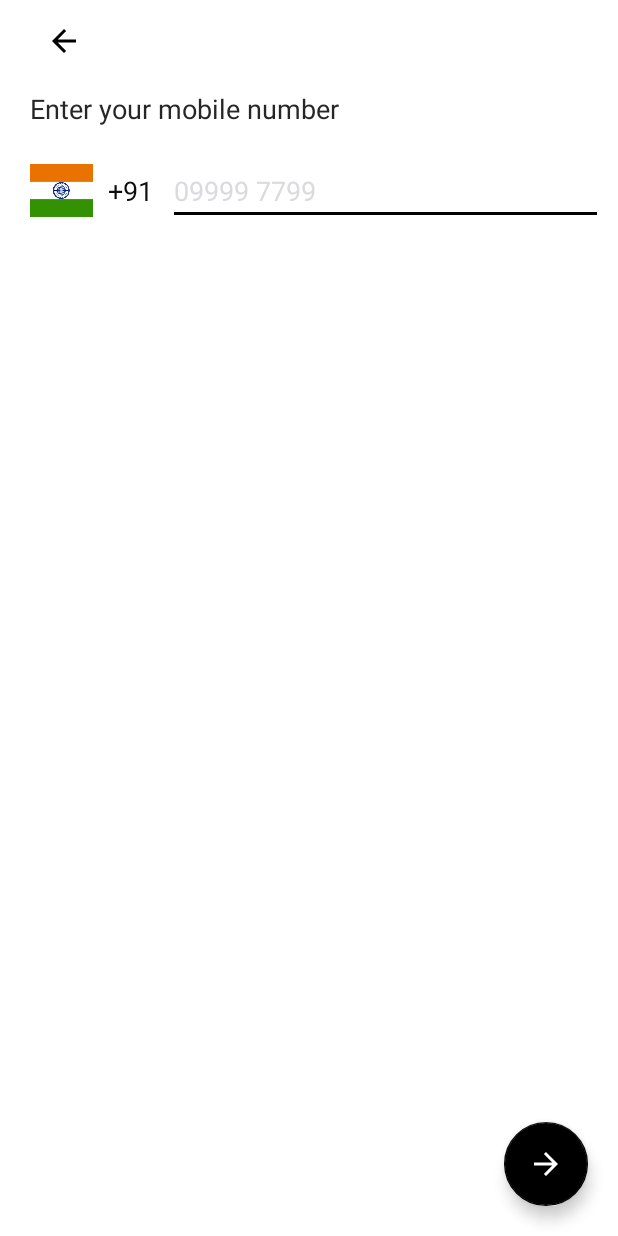
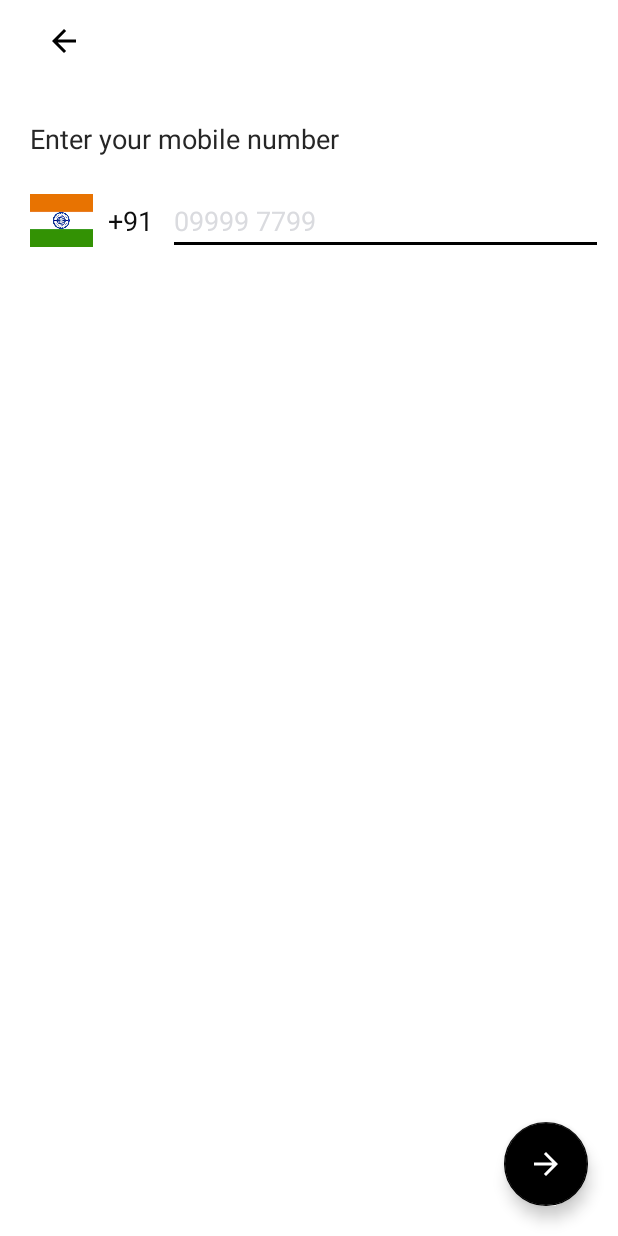
Before and after one commit to mohak1712/UberUX, an Android app: the LoginWithPhone screen opened directly, with no data from a screen before it, on a phone screen of 412 x 824 dp. Run offline under Robolectric (Android 15) with nearby library versions, the phone set to English and light mode, and no system bars; our stand-ins replace ButterKnife; libraries missing offline, so code that uses them is left out: com.github.jorgecastilloprz; plain views replace FABProgressCircle.

Commit message:
update padding

```diff
--- a/app/src/main/res/layout/activity_login_with_phone.xml
+++ b/app/src/main/res/layout/activity_login_with_phone.xml
@@ -9,7 +9,7 @@
         android:layout_width="match_parent"
         android:layout_height="match_parent"
         android:background="#fff"
-        android:paddingTop="60dp"
+        android:paddingTop="80dp"
         android:orientation="vertical"
         android:transitionName="@string/transition_llPhone">
 
@@ -93,7 +93,6 @@
         android:background="?selectableItemBackgroundBorderless"
         android:padding="15dp"
         android:layout_marginLeft="15sp"
-        android:src="@drawable/ic_arrow_back"
-        android:transitionName="@string/transition_arrow" />
+        android:src="@drawable/ic_arrow_back" />
 
 </FrameLayout>
```
